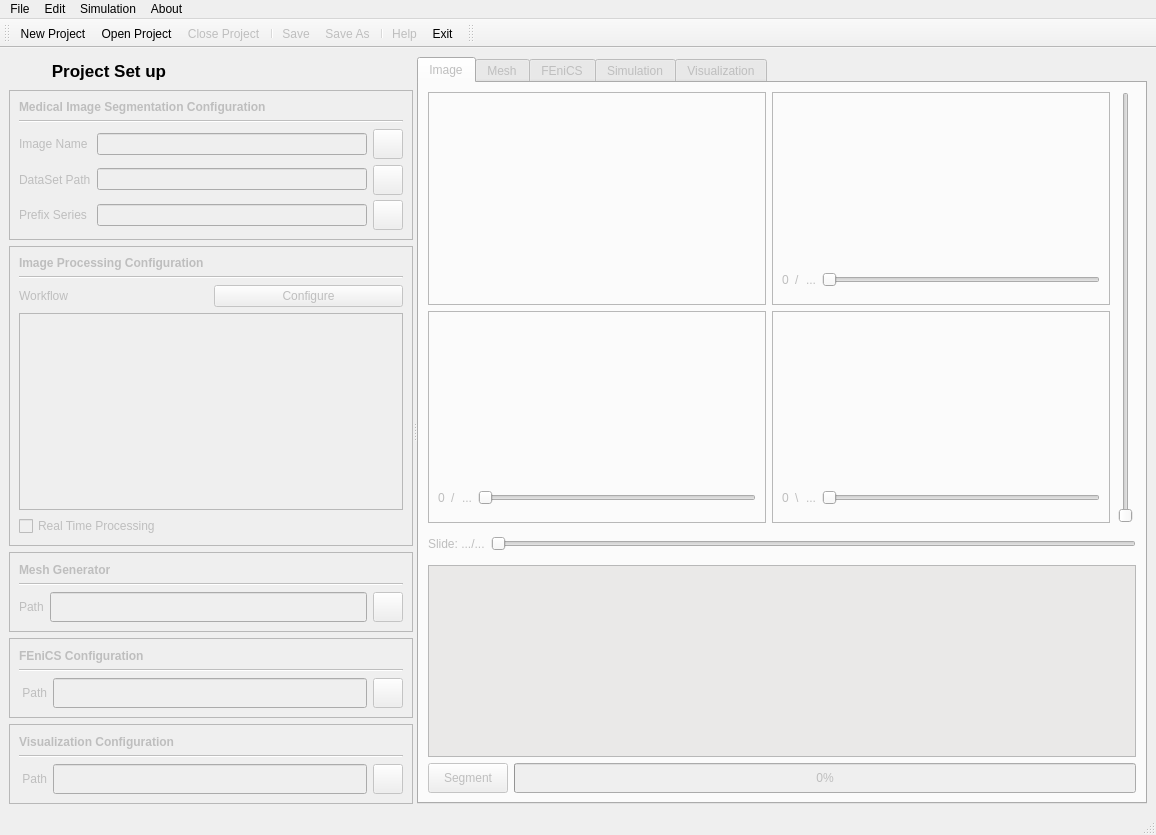
Above: FEniCSBloodSim/fenics_blood_sim.ui from carmenalonsomontes/FEniCS-Medical-Simulation before the change. Below: the same form after it.
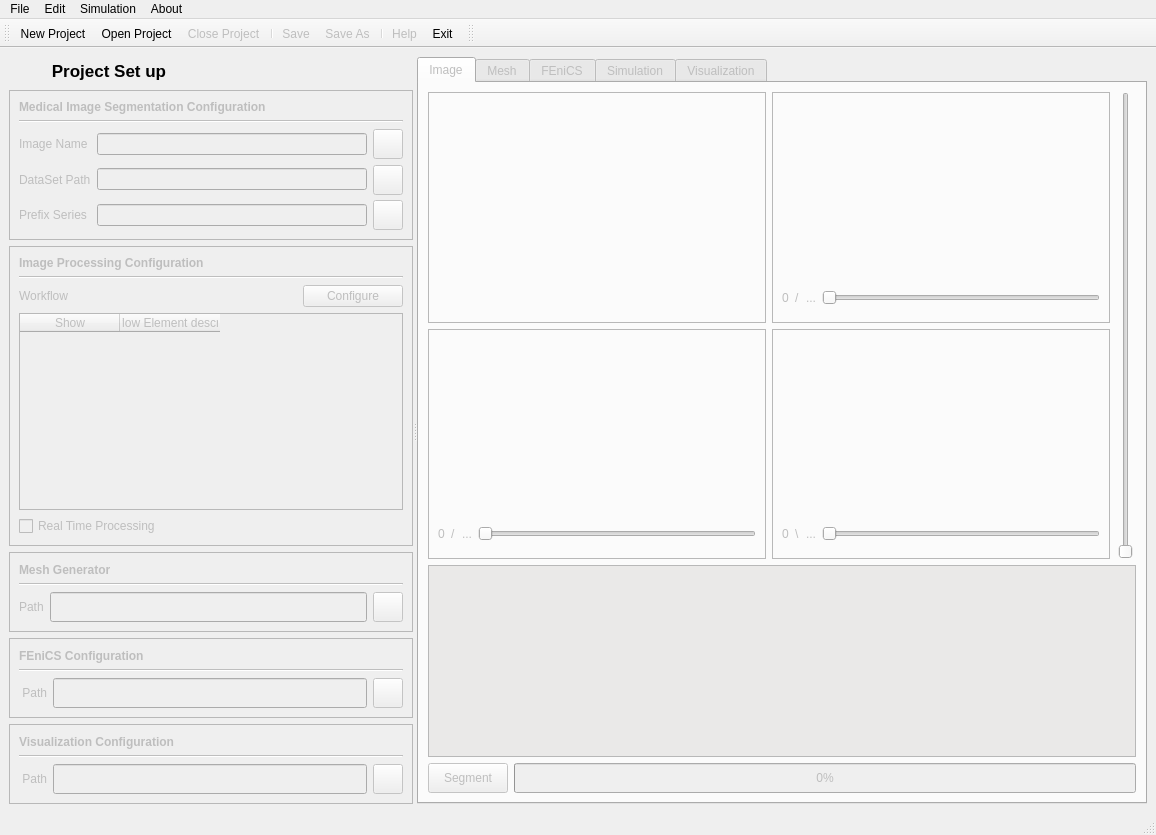
That is the form after the change. Icons and pictures are not drawn. Custom widgets are drawn as their Qt base class.

```diff
--- a/FEniCSBloodSim/fenics_blood_sim.ui
+++ b/FEniCSBloodSim/fenics_blood_sim.ui
@@ -345,7 +345,13 @@
                 </widget>
                </item>
                <item>
-                <widget class="QPushButton" name="pushButton">
+                <widget class="QPushButton" name="workflowConfigButton">
+                 <property name="maximumSize">
+                  <size>
+                   <width>100</width>
+                   <height>30</height>
+                  </size>
+                 </property>
                  <property name="text">
                   <string>Configure</string>
                  </property>
@@ -361,6 +367,16 @@
                  <height>16777215</height>
                 </size>
                </property>
+               <column>
+                <property name="text">
+                 <string>Show</string>
+                </property>
+               </column>
+               <column>
+                <property name="text">
+                 <string>Workflow Element description</string>
+                </property>
+               </column>
               </widget>
              </item>
              <item>
@@ -883,8 +899,8 @@
                    <widget class="QVTKWidget" name="sagittalViewWidget" native="true">
                     <property name="minimumSize">
                      <size>
-                      <width>130</width>
-                      <height>130</height>
+                      <width>150</width>
+                      <height>150</height>
                      </size>
                     </property>
                     <property name="maximumSize">
@@ -1002,8 +1018,8 @@
                    <widget class="QVTKWidget" name="axialViewWidget" native="true">
                     <property name="minimumSize">
                      <size>
-                      <width>130</width>
-                      <height>130</height>
+                      <width>150</width>
+                      <height>150</height>
                      </size>
                     </property>
                     <property name="maximumSize">
@@ -1115,8 +1131,8 @@
                    <widget class="QVTKWidget" name="coronalViewWidget" native="true">
                     <property name="minimumSize">
                      <size>
-                      <width>130</width>
-                      <height>130</height>
+                      <width>150</width>
+                      <height>150</height>
                      </size>
                     </property>
                     <property name="maximumSize">
@@ -1221,48 +1237,6 @@
            </item>
           </layout>
          </item>
-         <item>
-          <layout class="QHBoxLayout" name="horizontalLayout_4">
-           <item>
-            <widget class="QLabel" name="sliceNoLabel">
-             <property name="minimumSize">
-              <size>
-               <width>0</width>
-               <height>30</height>
-              </size>
-             </property>
-             <property name="maximumSize">
-              <size>
-               <width>16777215</width>
-               <height>30</height>
-              </size>
-             </property>
-             <property name="text">
-              <string>Slide: .../...</string>
-             </property>
-            </widget>
-           </item>
-           <item>
-            <widget class="QSlider" name="sliceNoSlider">
-             <property name="minimumSize">
-              <size>
-               <width>20</width>
-               <height>0</height>
-              </size>
-             </property>
-             <property name="maximumSize">
-              <size>
-               <width>16777215</width>
-               <height>20</height>
-              </size>
-             </property>
-             <property name="orientation">
-              <enum>Qt::Horizontal</enum>
-             </property>
-            </widget>
-           </item>
-          </layout>
-         </item>
          <item>
           <layout class="QGridLayout" name="gridLayout_5">
            <item row="0" column="0" colspan="2">
```
Left out of the diff: 8 changed lines with no effect on the pictures.
